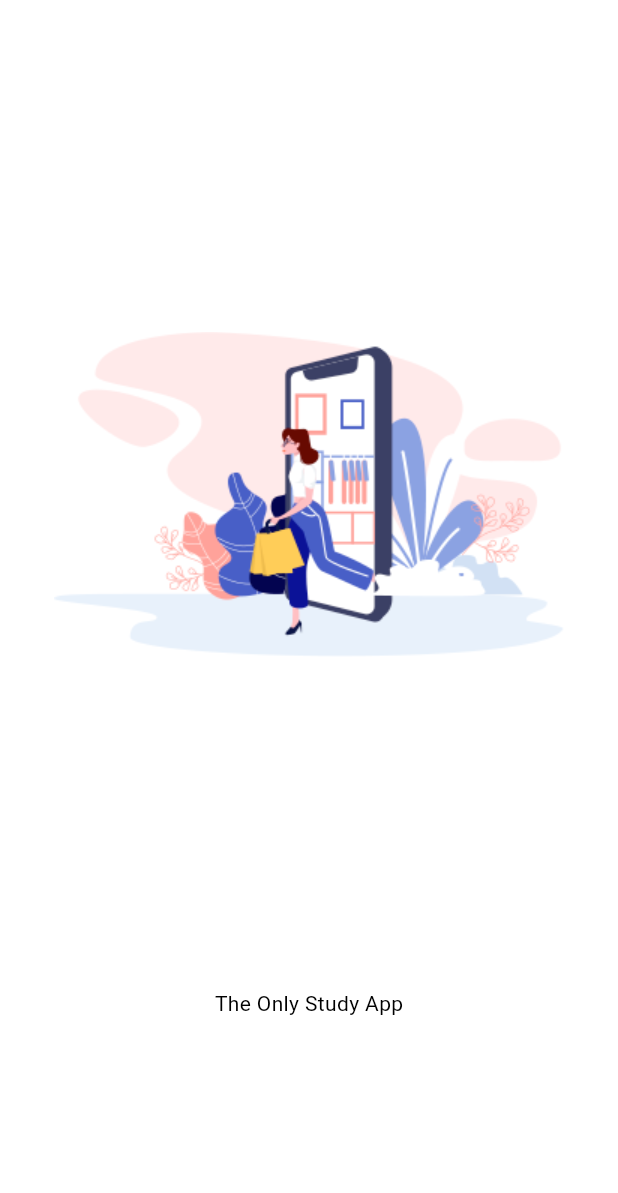
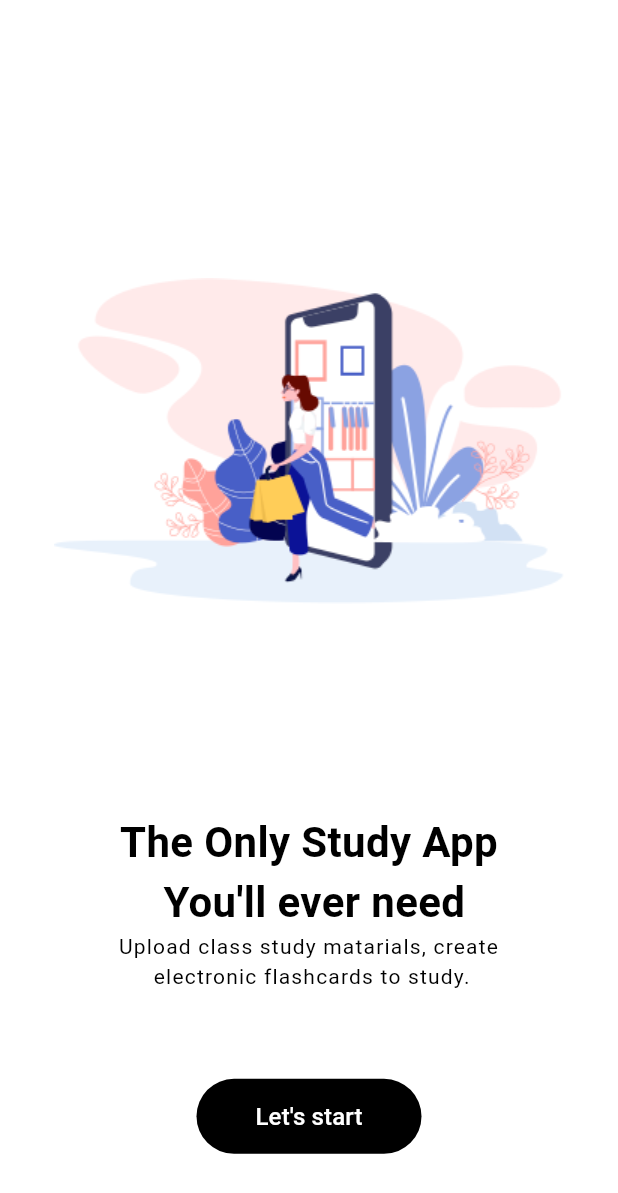
Before and after one commit to qais25/Study_App, a Flutter app: the screen it shows after launch, on a phone screen of 412 x 824 dp. Shown: the top 1193 px of the screen. Run offline on Flutter 3.47's test engine with Material 3 defaults, Android fonts, the phone set to English and light mode, and no system bars.

Commit message:
Done : HomePage

```diff
--- a/lib/features/home/ui/views/home_page.dart
+++ b/lib/features/home/ui/views/home_page.dart
@@ -1,4 +1,6 @@
 import 'package:flutter/material.dart';
+import '../../../../core/colors.dart';
+import '../../../../core/style.dart';
 
 class HomePage extends StatelessWidget {
   const HomePage({super.key});
@@ -8,16 +10,48 @@ class HomePage extends StatelessWidget {
     double height = MediaQuery.of(context).size.height;
 
     return Scaffold(
-      body: Column(
+      body: Padding(
+        padding: const EdgeInsets.all(8.0),
+        child: Column(
+          mainAxisAlignment: MainAxisAlignment.center,
           children: [
             Container(
               width: width,
-            height: height * 0.8,
+              height: height * 0.6,
               decoration: const BoxDecoration(
                   image: DecorationImage(image: AssetImage("assets/logo.png"))),
             ),
-          const Text("The Only Study App")
+            Text(
+              textAlign: TextAlign.center,
+              "The Only Study App \n You'll ever need",
+              style: Style.textStyle28.copyWith(fontWeight: FontWeight.bold),
+            ),
+            Text(
+              textAlign: TextAlign.center,
+              "Upload class study matarials, create \n electronic flashcards to study.",
+              style: Style.textStyle14
+                  .copyWith(fontWeight: FontWeight.w400, letterSpacing: 0.8),
+            ),
+            const SizedBox(
+              height: 50,
+            ),
+            TextButton(
+              onPressed: () {},
+              child: Container(
+                  alignment: Alignment.center,
+                  width: 150,
+                  height: 50,
+                  decoration: BoxDecoration(
+                      color: ColorsApp.primaryColor,
+                      borderRadius: BorderRadius.circular(25)),
+                  child: Text(
+                    "Let's start",
+                    style: Style.textStyle16
+                        .copyWith(color: ColorsApp.secondaryColor),
+                  )),
+            )
           ],
+        ),
       ),
     );
   }
```
Lines whose indentation alone changed are shown as unchanged.
